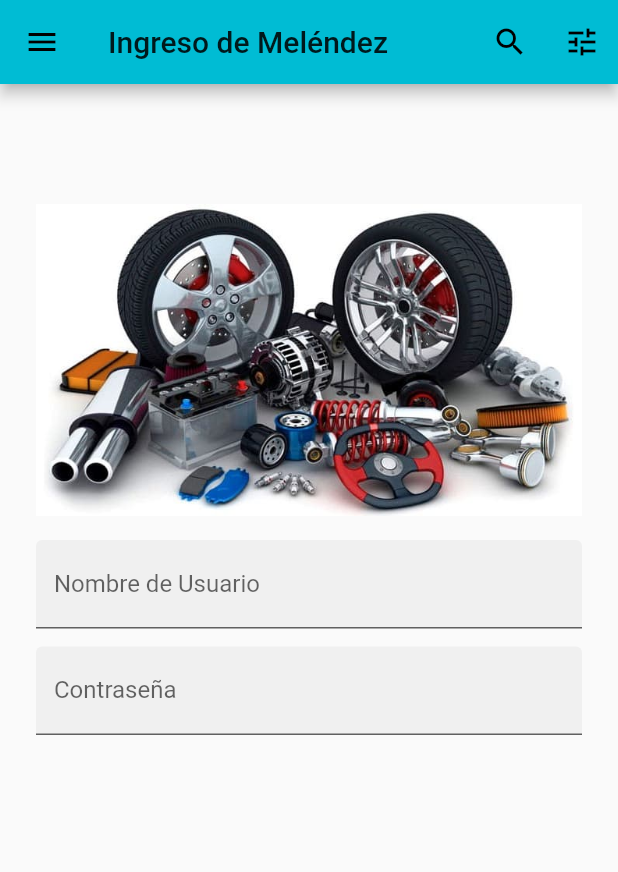
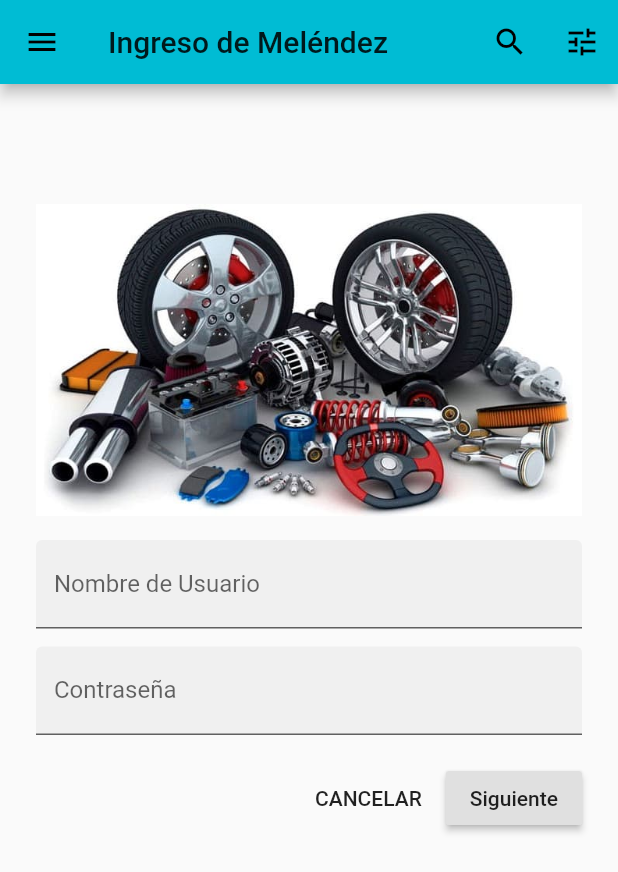
Before and after one commit to jaquelineME/UIII_IOS_Login, a Flutter app: the screen it shows after launch, on a phone screen of 412 x 824 dp. Shown: the top 872 px of the screen. Run offline on Flutter 3.47's test engine with Material 2 defaults, Android fonts, the phone set to English and light mode, and no system bars.

```diff
--- a/lib/main.dart
+++ b/lib/main.dart
@@ -101,6 +101,32 @@ class _IngresoSistemaState extends State<IngresoSistema> {
                     ),
                     obscureText: true,
                   ),
+                  Padding(
+                    padding: const EdgeInsets.only(top: 18.0),
+                    child: Row(
+                      mainAxisAlignment: MainAxisAlignment.end,
+                      children: <Widget>[
+                        FlatButton(
+                          child: Text('CANCELAR'),
+                          onPressed: () {
+                            setState(() {
+                              isLogin = false;
+                            });
+                          },
+                        ),
+                        RaisedButton(
+                          child: Text(
+                            'Siguiente',
+                          ),
+                          onPressed: () {
+                            setState(() {
+                              isLogin = true;
+                            });
+                          },
+                        ),
+                      ],
+                    ), //Fin de child
+                  ) //Fin de padding
                 ], //Fin widget[]
               ) //Fin de coluna
           ], //Fin de widget[]
```
Also changed, not shown: 1 other file.
